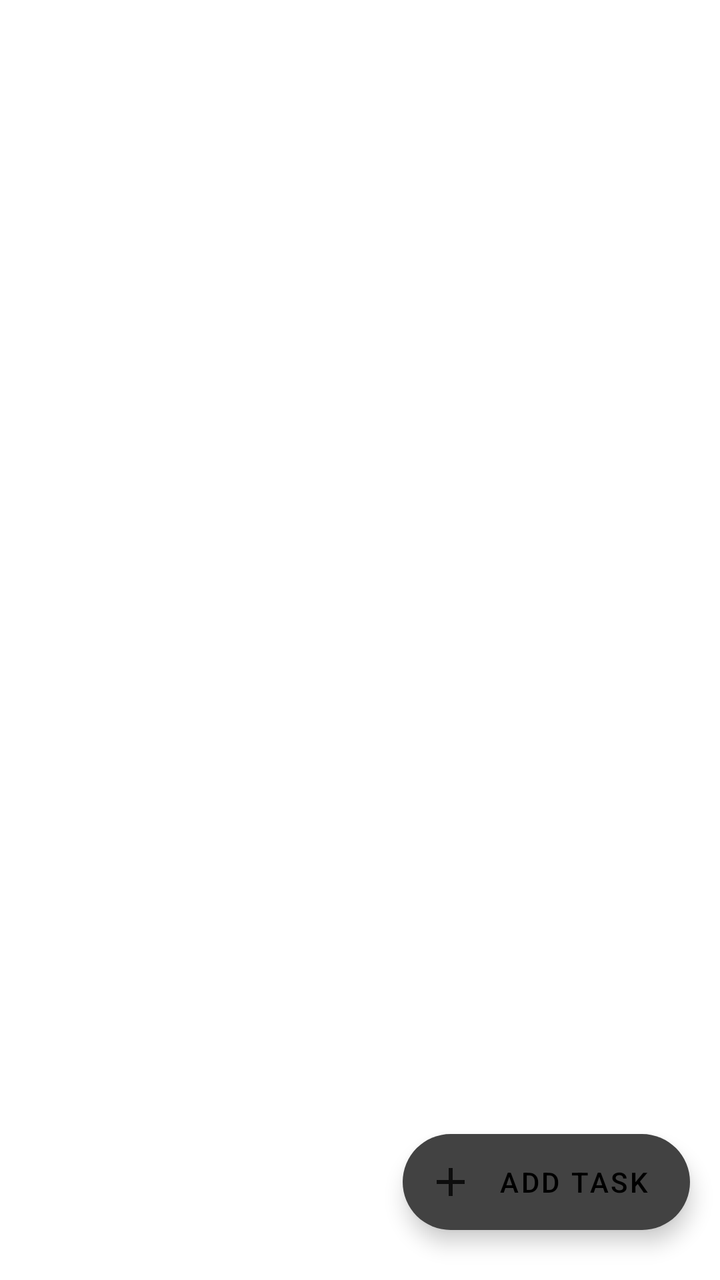
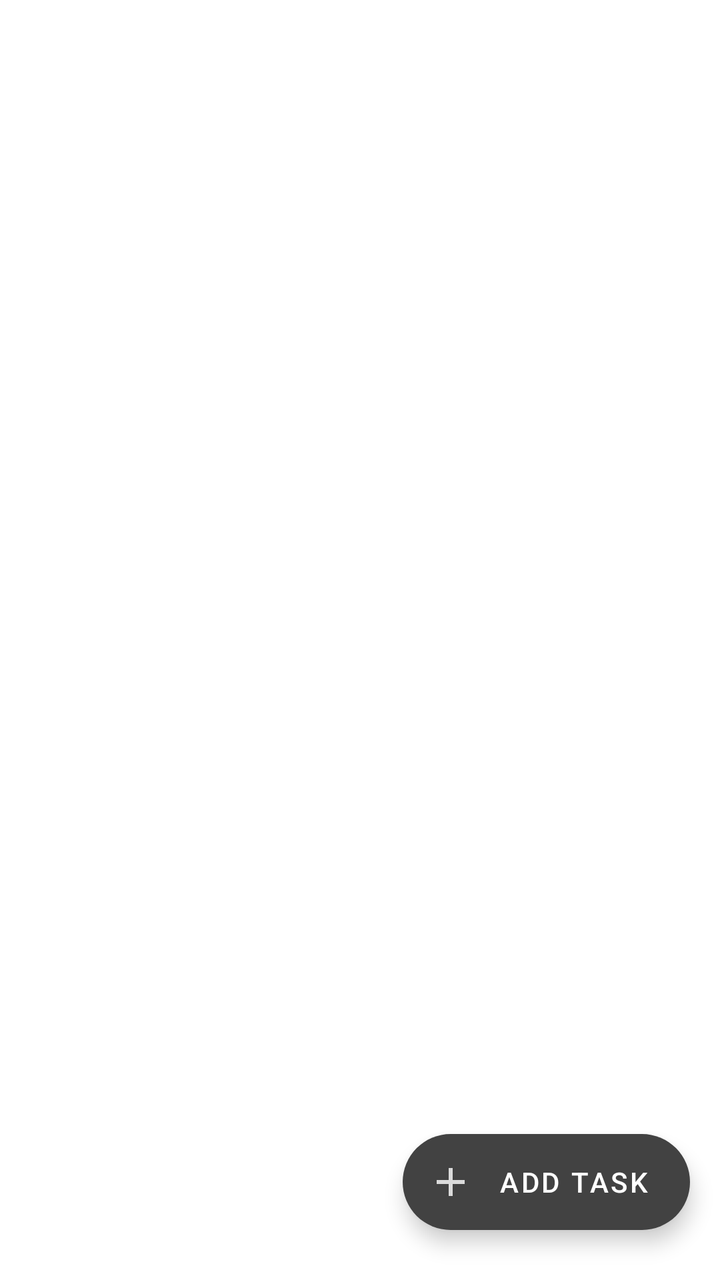

Compare the two renders of this Android layout. The source of the first and the diff that turns it into the second are given below.
<!-- AndroidManifest.xml: application theme Theme.SyllabusPro -->
<!-- res/layout/fragment_tasks.xml -->
<?xml version="1.0" encoding="utf-8"?>
<androidx.constraintlayout.widget.ConstraintLayout
        xmlns:android="http://schemas.android.com/apk/res/android"
        xmlns:app="http://schemas.android.com/apk/res-auto"
        xmlns:tools="http://schemas.android.com/tools"
        android:layout_width="match_parent"
        android:layout_height="match_parent"
        tools:context="com.example.syllabuspro.ui.tasks.TasksFragment"
>
    <androidx.recyclerview.widget.RecyclerView
            android:id="@+id/tasksRecyclerview"
            android:layout_width="match_parent"
            android:layout_height="wrap_content"
            app:layout_constraintStart_toStartOf="parent"
            app:layout_constraintTop_toTopOf="parent"
    />

    <com.google.android.material.floatingactionbutton.ExtendedFloatingActionButton
        android:id="@+id/add_task_button"
        android:layout_width="wrap_content"
        android:layout_height="wrap_content"
        app:backgroundTint="?attr/colorPrimary"
        android:text="@string/add_task"
        android:layout_marginEnd="15dp"
        android:layout_marginBottom="25dp"
        app:icon="@drawable/ic_add"
        app:layout_constraintBottom_toBottomOf="parent"
        app:layout_constraintEnd_toEndOf="parent"
    />
</androidx.constraintlayout.widget.ConstraintLayout>
<!-- resources referenced by this layout -->
<resources>
  <!-- drawable ic_add (drawable-anydpi) -->
  <vector xmlns:android="http://schemas.android.com/apk/res/android"
      android:width="24dp"
      android:height="24dp"
      android:viewportWidth="24"
      android:viewportHeight="24"
      android:tint="#000000"
      android:alpha="0.8">
    <path
        android:fillColor="@android:color/white"
        android:pathData="M19,13h-6v6h-2v-6H5v-2h6V5h2v6h6v2z"/>
  </vector>
  <string name="add_task">Add Task</string>
  <style name="Theme.SyllabusPro" parent="Theme.MaterialComponents.DayNight.NoActionBar">
          
          <item name="colorPrimary">@color/gray_800</item>
          <item name="colorPrimaryVariant">@color/gray_900</item>
          <item name="colorOnPrimary">@color/black</item>
  
          
          <item name="colorSecondary">@color/gray_200</item>
          <item name="colorSecondaryVariant">@color/gray_400</item>
          <item name="colorOnSecondary">@color/black</item>
  
          
          <item name="android:statusBarColor" tools:targetApi="l">?attr/colorPrimaryVariant</item>
  
          
          <item name="extendedFloatingActionButtonPrimaryStyle">@color/gray_200</item>
          <item name="android:textColorPrimary">@color/black</item>
          <item name="android:textColor">@color/black</item>
  
          
      </style>
  <color name="gray_800">#424242</color>
  <color name="gray_900">#212121</color>
  <color name="black">#FF000000</color>
  <color name="gray_200">#EEEEEE</color>
  <color name="gray_400">#BDBDBD</color>
</resources>

<!-- the commit's change to res/layout/fragment_tasks.xml (unified diff, before → after) -->
@@ -19,11 +19,13 @@
         android:id="@+id/add_task_button"
         android:layout_width="wrap_content"
         android:layout_height="wrap_content"
-        app:backgroundTint="?attr/colorPrimary"
+        app:backgroundTint="@color/button_color"
         android:text="@string/add_task"
+        android:textColor="@color/button_text_color"
         android:layout_marginEnd="15dp"
         android:layout_marginBottom="25dp"
         app:icon="@drawable/ic_add"
+        app:iconTint="@color/button_text_color"
         app:layout_constraintBottom_toBottomOf="parent"
         app:layout_constraintEnd_toEndOf="parent"
     />
<!-- resource entries referenced after the edit -->
@@ -1,5 +1,7 @@
 <!-- resources referenced by this layout -->
 <resources>
+  <color name="button_color">#424242</color>
+  <color name="button_text_color">#FFFFFF</color>
   <!-- drawable ic_add (drawable-anydpi) -->
   <vector xmlns:android="http://schemas.android.com/apk/res/android"
       android:width="24dp"
